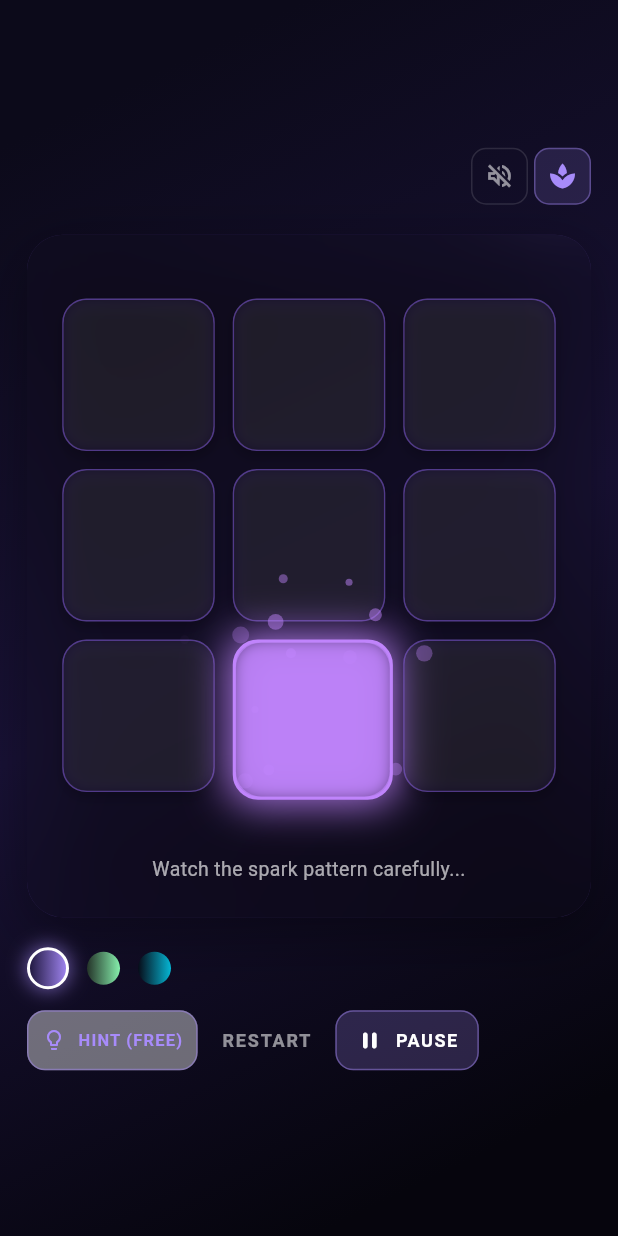
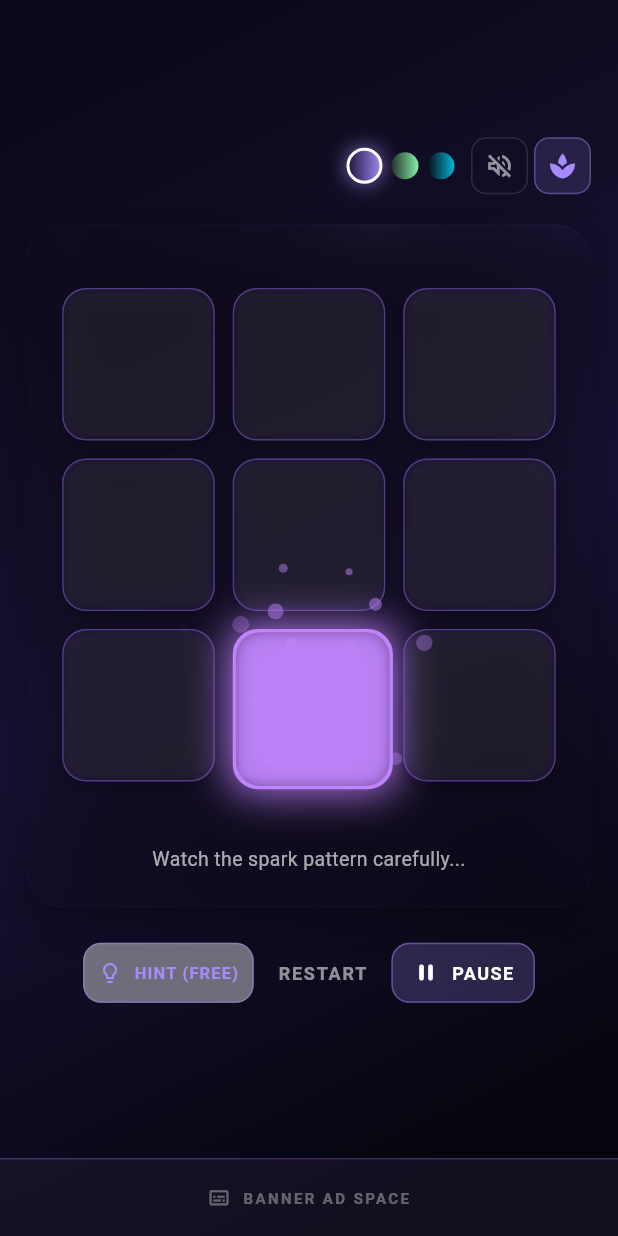
Before and after one commit to aswinwrk/focus_spark, a Flutter app: the screen it shows after launch, after a tap on the "volume up" icon, after a tap on the "spa" icon, after a tap on "NEW SESSION", on a phone screen of 412 x 824 dp. Run offline on Flutter 3.47's test engine with Material 3 defaults, Android fonts, the phone set to English and light mode, and no system bars; our stand-ins replace shared_preferences; missing offline and left inert: dart:js_interop.

Commit message:
feat: update UI elements and add reserved banner ad space for improved layout

```diff
--- a/lib/main.dart
+++ b/lib/main.dart
@@ -927,9 +927,9 @@ class _FocusSparkScreenState extends State<FocusSparkScreen>
       },
       child: AnimatedContainer(
         duration: const Duration(milliseconds: 200),
-        margin: const EdgeInsets.only(right: 12),
-        width: isSelected ? 28 : 22,
-        height: isSelected ? 28 : 22,
+        margin: const EdgeInsets.symmetric(horizontal: 3),
+        width: isSelected ? 24 : 18,
+        height: isSelected ? 24 : 18,
         decoration: BoxDecoration(
           shape: BoxShape.circle,
           gradient: LinearGradient(
@@ -1195,6 +1195,9 @@ class _FocusSparkScreenState extends State<FocusSparkScreen>
       body: AnimatedGradientBackground(
         colors: theme.bgGradient,
         child: SafeArea(
+          child: Column(
+            children: [
+              Expanded(
                 child: Center(
                   child: SingleChildScrollView(
                     padding: EdgeInsets.symmetric(horizontal: horizontalPadding, vertical: 16.0),
@@ -1239,6 +1242,15 @@ class _FocusSparkScreenState extends State<FocusSparkScreen>
                         Row(
                           mainAxisSize: MainAxisSize.min,
                           children: [
+                            // Theme Dots (Cosmic Indigo, Sage Calm, Midnight Cyber)
+                            Row(
+                              mainAxisSize: MainAxisSize.min,
+                              children: List.generate(
+                                _themes.length,
+                                (i) => _buildThemeDot(i, theme),
+                              ),
+                            ),
+                            const SizedBox(width: 8),
                             _buildIconToggle(
                               icon: _isMuted
                                   ? Icons.volume_off_outlined
@@ -1435,19 +1447,11 @@ class _FocusSparkScreenState extends State<FocusSparkScreen>
 
                     // ── Controls Row ────────────────────────────────────────
                     Wrap(
-                      alignment: WrapAlignment.spaceBetween,
+                      alignment: WrapAlignment.center,
                       crossAxisAlignment: WrapCrossAlignment.center,
                       spacing: 12,
                       runSpacing: 10,
                       children: [
-                        // Theme Dots
-                        Row(
-                          mainAxisSize: MainAxisSize.min,
-                          children: List.generate(
-                            _themes.length,
-                            (i) => _buildThemeDot(i, theme),
-                          ),
-                        ),
                         // Action Buttons
                         Wrap(
                           alignment: WrapAlignment.end,
@@ -1630,6 +1634,48 @@ class _FocusSparkScreenState extends State<FocusSparkScreen>
               ),
             ),
           ),
+        ),
+        _buildBannerAdSpace(theme),
+      ],
+    ),
+        ),
+      ),
+    );
+  }
+
+  Widget _buildBannerAdSpace(GameTheme theme) {
+    return Container(
+      width: double.infinity,
+      height: 52.0,
+      decoration: BoxDecoration(
+        color: theme.panelBg.withValues(alpha: 0.45),
+        border: Border(
+          top: BorderSide(
+            color: theme.panelBorder.withValues(alpha: 0.35),
+            width: 1.0,
+          ),
+        ),
+      ),
+      child: Center(
+        child: Row(
+          mainAxisSize: MainAxisSize.min,
+          children: [
+            Icon(
+              Icons.subtitles_outlined,
+              size: 15,
+              color: theme.textPrimary.withValues(alpha: 0.35),
+            ),
+            const SizedBox(width: 8),
+            Text(
+              'BANNER AD SPACE',
+              style: TextStyle(
+                fontSize: 10,
+                fontWeight: FontWeight.w600,
+                letterSpacing: 1.6,
+                color: theme.textPrimary.withValues(alpha: 0.35),
+              ),
+            ),
+          ],
         ),
       ),
     );
```
Also changed, not shown: 1 other file. Lines whose indentation alone changed are shown as unchanged.
